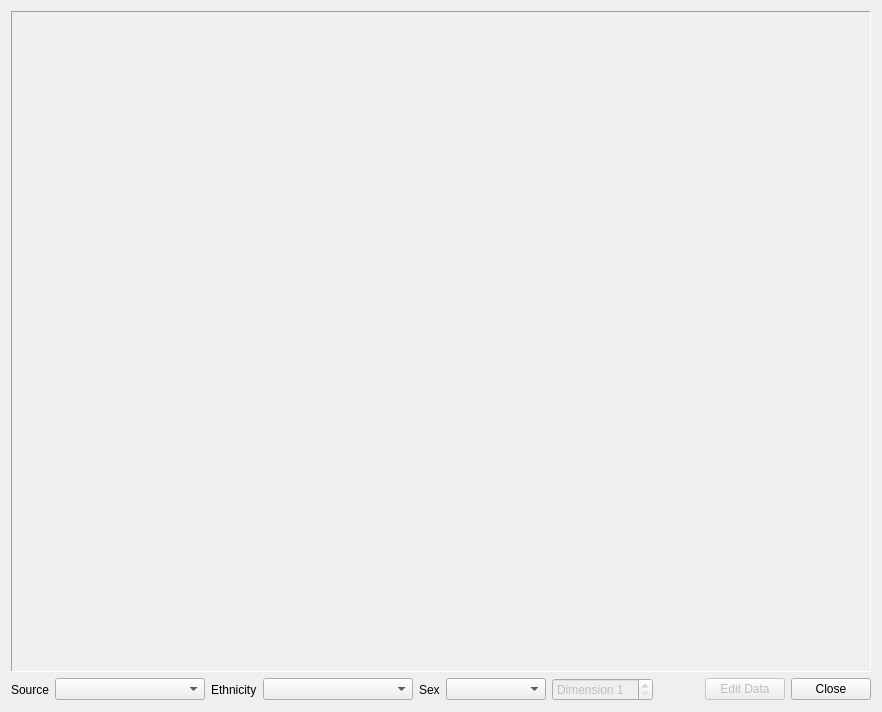
Old version of the form forms/ChartDialog.ui in the repository frontiersi/FaceTools.
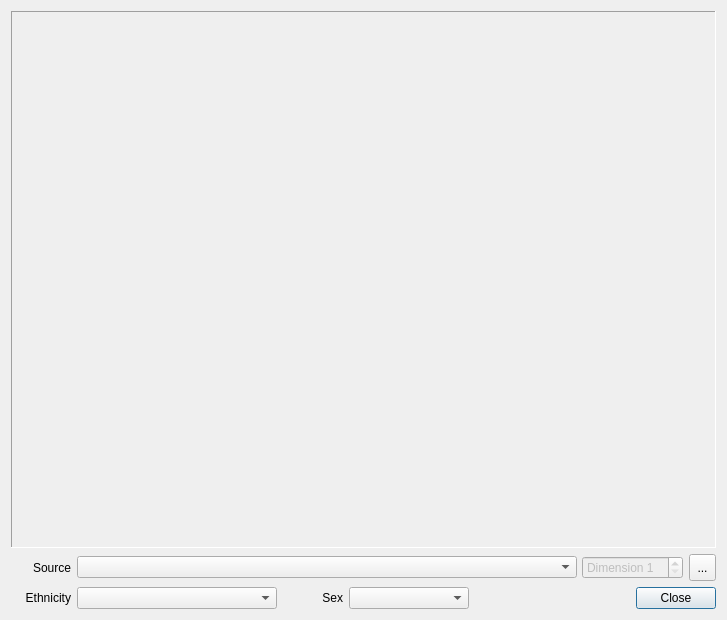
New version of the form. Icons and pictures are not drawn.

What changed in the file:
```diff
--- a/forms/ChartDialog.ui
+++ b/forms/ChartDialog.ui
@@ -6,10 +6,22 @@
    <rect>
     <x>0</x>
     <y>0</y>
-    <width>882</width>
-    <height>712</height>
+    <width>727</width>
+    <height>620</height>
    </rect>
   </property>
+  <property name="minimumSize">
+   <size>
+    <width>727</width>
+    <height>620</height>
+   </size>
+  </property>
+  <property name="maximumSize">
+   <size>
+    <width>727</width>
+    <height>620</height>
+   </size>
+  </property>
   <property name="windowTitle">
    <string>Dialog</string>
   </property>
@@ -47,37 +59,118 @@
      </layout>
     </widget>
    </item>
+   <item>
+    <layout class="QHBoxLayout" name="horizontalLayout_3">
+     <item>
+      <layout class="QHBoxLayout" name="horizontalLayout_2">
+       <item>
+        <widget class="QLabel" name="label_3">
+         <property name="minimumSize">
+          <size>
+           <width>60</width>
+           <height>0</height>
+          </size>
+         </property>
+         <property name="text">
+          <string>Source</string>
+         </property>
+         <property name="alignment">
+          <set>Qt::AlignRight|Qt::AlignTrailing|Qt::AlignVCenter</set>
+         </property>
+        </widget>
+       </item>
+       <item>
+        <widget class="QComboBox" name="sourceComboBox">
+         <property name="minimumSize">
+          <size>
+           <width>500</width>
+           <height>0</height>
+          </size>
+         </property>
+        </widget>
+       </item>
+      </layout>
+     </item>
+     <item>
+      <widget class="QSpinBox" name="dimensionSpinBox">
+       <property name="enabled">
+        <bool>false</bool>
+       </property>
+       <property name="prefix">
+        <string>Dimension </string>
+       </property>
+       <property name="minimum">
+        <number>1</number>
+       </property>
+      </widget>
+     </item>
+     <item>
+      <widget class="QToolButton" name="saveImageButton">
+       <property name="minimumSize">
+        <size>
+         <width>27</width>
+         <height>27</height>
+        </size>
+       </property>
+       <property name="maximumSize">
+        <size>
+         <width>27</width>
+         <height>27</height>
+        </size>
+       </property>
+       <property name="text">
+        <string>...</string>
+       </property>
+       <property name="icon">
+        <iconset resource="../FaceTools_res.qrc">
+         <normaloff>:/icons/SAVE_AS</normaloff>:/icons/SAVE_AS</iconset>
+       </property>
+       <property name="iconSize">
+        <size>
+         <width>27</width>
+         <height>27</height>
+        </size>
+       </property>
+      </widget>
+     </item>
+     <item>
+      <spacer name="horizontalSpacer_2">
+       <property name="orientation">
+        <enum>Qt::Horizontal</enum>
+       </property>
+       <property name="sizeHint" stdset="0">
+        <size>
+         <width>40</width>
+         <height>20</height>
+        </size>
+       </property>
+      </spacer>
+     </item>
+    </layout>
+   </item>
    <item>
     <layout class="QHBoxLayout" name="horizontalLayout">
-     <item>
-      <widget class="QLabel" name="label_3">
-       <property name="text">
-        <string>Source</string>
-       </property>
-      </widget>
-     </item>
-     <item>
-      <widget class="QComboBox" name="sourceComboBox">
-       <property name="minimumSize">
-        <size>
-         <width>150</width>
-         <height>0</height>
-        </size>
-       </property>
-      </widget>
-     </item>
      <item>
       <widget class="QLabel" name="label">
+       <property name="minimumSize">
+        <size>
+         <width>60</width>
+         <height>0</height>
+        </size>
+       </property>
        <property name="text">
         <string>Ethnicity</string>
        </property>
+       <property name="alignment">
+        <set>Qt::AlignRight|Qt::AlignTrailing|Qt::AlignVCenter</set>
+       </property>
       </widget>
      </item>
      <item>
       <widget class="QComboBox" name="ethnicityComboBox">
        <property name="minimumSize">
         <size>
-         <width>150</width>
+         <width>200</width>
          <height>0</height>
         </size>
        </property>
@@ -85,34 +178,30 @@
      </item>
      <item>
       <widget class="QLabel" name="label_2">
+       <property name="minimumSize">
+        <size>
+         <width>60</width>
+         <height>0</height>
+        </size>
+       </property>
        <property name="text">
         <string>Sex</string>
        </property>
+       <property name="alignment">
+        <set>Qt::AlignRight|Qt::AlignTrailing|Qt::AlignVCenter</set>
+       </property>
       </widget>
      </item>
      <item>
       <widget class="QComboBox" name="sexComboBox">
        <property name="minimumSize">
         <size>
-         <width>100</width>
+         <width>120</width>
          <height>0</height>
         </size>
        </property>
       </widget>
      </item>
-     <item>
-      <widget class="QSpinBox" name="dimensionSpinBox">
-       <property name="enabled">
-        <bool>false</bool>
-       </property>
-       <property name="prefix">
-        <string>Dimension </string>
-       </property>
-       <property name="minimum">
-        <number>1</number>
-       </property>
-      </widget>
-     </item>
      <item>
       <spacer name="horizontalSpacer">
        <property name="orientation">
@@ -126,16 +215,6 @@
        </property>
       </spacer>
      </item>
-     <item>
-      <widget class="QPushButton" name="editDataButton">
-       <property name="enabled">
-        <bool>false</bool>
-       </property>
-       <property name="text">
-        <string>Edit Data</string>
-       </property>
-      </widget>
-     </item>
      <item>
       <widget class="QDialogButtonBox" name="buttonBox">
        <property name="sizePolicy">
```
Left out of the diff: 4 changed lines with no effect on the pictures.
